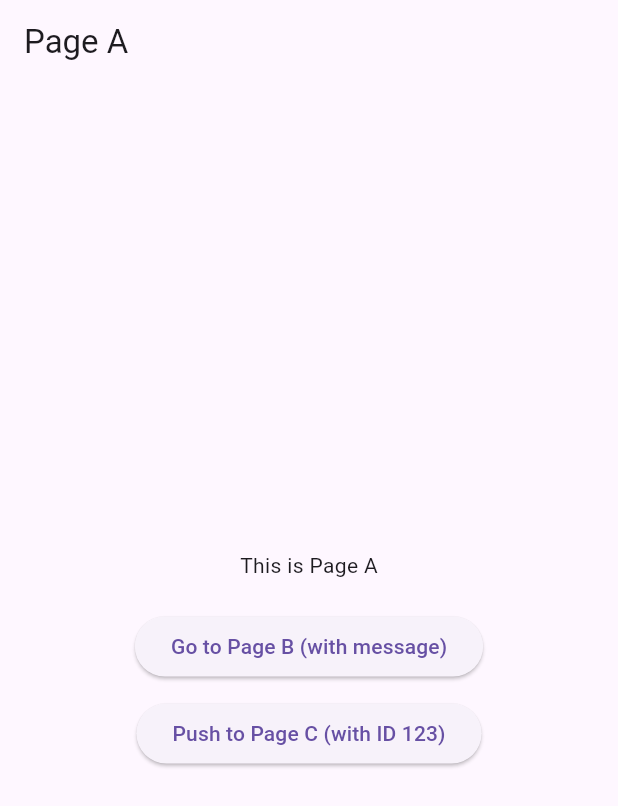
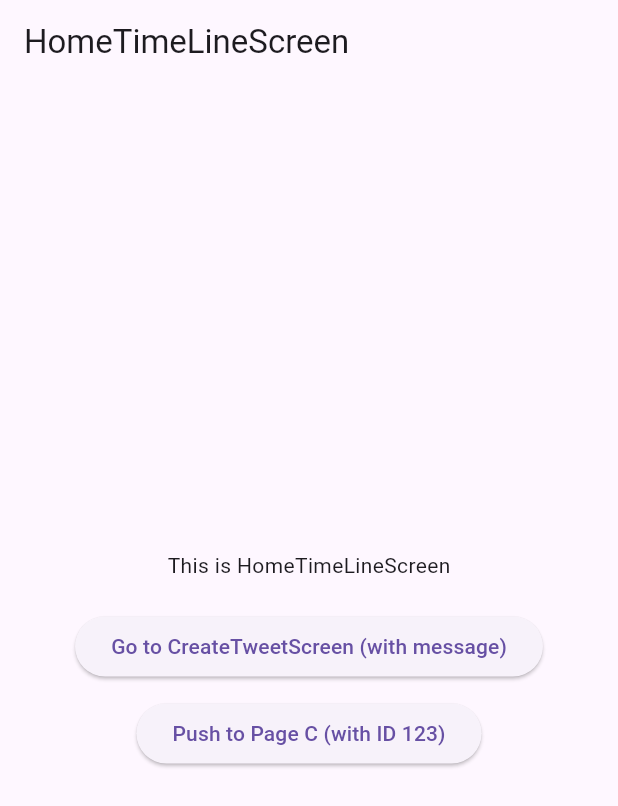
Before and after one commit to YuukiTakahashi-QNQ/sns-app, a Flutter app: the screen it shows after launch, on a phone screen of 412 x 824 dp. Shown: the top 806 px of the screen. Run offline on Flutter 3.47's test engine with Material 3 defaults, Android fonts, the phone set to English and light mode, and no system bars; our stand-ins replace firebase_core, flutter_riverpod, go_router; accounts and stored records are empty.

Commit message:
feat : ファイル名の整理

```diff
--- a/lib/core/router/app_router.dart
+++ b/lib/core/router/app_router.dart
@@ -2,16 +2,17 @@
 import 'package:flutter/material.dart';
 import 'package:go_router/go_router.dart';
 import 'package:flutter_riverpod/flutter_riverpod.dart';
+import 'package:train_sns_app/features/tweet/presentation/pages/create_tweet_screen.dart';
 
 // 画面のプレースホルダ
-import '../../features/timeline/presentation/pages/page_a.dart';
-import '../../features/timeline/presentation/pages/page_b.dart';
-import '../../features/timeline/presentation/pages/page_c.dart';
+import '../../features/tweet/presentation/pages/home_timeline_screen.dart';
+
+import '../../features/tweet/presentation/pages/page_c.dart';
 
 // ルート名を定数で管理
 class AppRouteNames {
-  static const String pageA = 'pageA';
-  static const String pageB = 'pageB';
+  static const String HomeTimeLineScreen = 'HomeTimeLineScreen';
+  static const String CreateTweetScreen = 'CreateTweetScreen';
   static const String pageC = 'pageC';
 }
 
@@ -24,19 +25,19 @@ final goRouterProvider = Provider<GoRouter>((ref) {
     // ルート定義
     routes: <RouteBase>[
       GoRoute(
-        name: AppRouteNames.pageA,
+        name: AppRouteNames.HomeTimeLineScreen,
         path: '/pageA',
         builder: (BuildContext context, GoRouterState state) {
-          return const PageA();
+          return const HomeTimeLineScreen();
         },
       ),
       GoRoute(
-        name: AppRouteNames.pageB,
+        name: AppRouteNames.CreateTweetScreen,
         path: '/pageB',
         builder: (BuildContext context, GoRouterState state) {
           // PageBにパラメータを渡す例 (オプション)
           final message = state.uri.queryParameters['message'];
-          return PageB(message: message);
+          return CreateTweetScreen(message: message);
         },
       ),
       GoRoute(
--- a/lib/features/timeline/presentation/pages/page_b.dart
+++ b/lib/features/tweet/presentation/pages/create_tweet_screen.dart
@@ -1,27 +1,24 @@
-// lib/features/sample_pages/page_b.dart
 import 'package:flutter/material.dart';
 import 'package:flutter_riverpod/flutter_riverpod.dart';
 import 'package:go_router/go_router.dart';
-
 import '../../../../core/router/app_router.dart';
 
-class PageB extends ConsumerWidget {
+class CreateTweetScreen extends ConsumerWidget {
   final String? message;
-  const PageB({super.key, this.message});
+  const CreateTweetScreen({super.key, this.message});
 
   @override
   Widget build(BuildContext context, WidgetRef ref) {
     return Scaffold(
-      appBar: AppBar(title: const Text('Page B')),
+      appBar: AppBar(title: const Text('CreateTweetScreen')),
       body: Center(
         child: Column(
           mainAxisAlignment: MainAxisAlignment.center,
           children: <Widget>[
-            Text(message ?? 'This is Page B (No message)'),
+            Text(message ?? 'This is CreateTweetScreen (No message)'),
             const SizedBox(height: 20),
             ElevatedButton(
               onPressed: () {
-                // Page CへID付きで遷移
                 context.goNamed(
                   AppRouteNames.pageC,
                   pathParameters: {'id': '456'},
@@ -35,11 +32,10 @@ class PageB extends ConsumerWidget {
                 if (context.canPop()) {
                   context.pop();
                 } else {
-                  // 戻れない場合はPageAへ (直接スタックされた場合など)
-                  context.goNamed(AppRouteNames.pageA);
+                  context.goNamed(AppRouteNames.CreateTweetScreen);
                 }
               },
-              child: const Text('Go Back (or to Page A)'),
+              child: const Text('Go Back (or to HomeTimeLineScreen)'),
             ),
           ],
         ),
--- a/lib/features/timeline/presentation/pages/page_a.dart
+++ b/lib/features/tweet/presentation/pages/home_timeline_screen.dart
@@ -1,32 +1,31 @@
-// lib/features/sample_pages/page_a.dart
 import 'package:flutter/material.dart';
 import 'package:flutter_riverpod/flutter_riverpod.dart';
 import 'package:go_router/go_router.dart';
 
 import '../../../../core/router/app_router.dart';
 
-class PageA extends ConsumerWidget {
-  const PageA({super.key});
+class HomeTimeLineScreen extends ConsumerWidget {
+  const HomeTimeLineScreen({super.key});
 
   @override
   Widget build(BuildContext context, WidgetRef ref) {
     return Scaffold(
-      appBar: AppBar(title: const Text('Page A')),
+      appBar: AppBar(title: const Text('HomeTimeLineScreen')),
       body: Center(
         child: Column(
           mainAxisAlignment: MainAxisAlignment.center,
           children: <Widget>[
-            const Text('This is Page A'),
+            const Text('This is HomeTimeLineScreen'),
             const SizedBox(height: 20),
             ElevatedButton(
               onPressed: () {
-                // Page Bへメッセージ付きで遷移
+                // HomeTimeLineScreenへメッセージ付きで遷移
                 context.goNamed(
-                  AppRouteNames.pageB,
-                  queryParameters: {'message': 'Hello from Page A!'},
+                  AppRouteNames.CreateTweetScreen,
+                  queryParameters: {'message': 'Hello from HomeTimeLineScreen!'},
                 );
               },
-              child: const Text('Go to Page B (with message)'),
+              child: const Text('Go to CreateTweetScreen (with message)'),
             ),
             const SizedBox(height: 10),
             ElevatedButton(
--- a/lib/features/timeline/presentation/pages/page_c.dart
+++ b/lib/features/tweet/presentation/pages/page_c.dart
@@ -21,21 +21,18 @@ class PageC extends ConsumerWidget {
             const SizedBox(height: 20),
             ElevatedButton(
               onPressed: () {
-                context.goNamed(AppRouteNames.pageA);
+                context.goNamed(AppRouteNames.HomeTimeLineScreen);
               },
-              child: const Text('Go to Page A'),
+              child: const Text('Go to HomeTimeLineScreen'),
             ),
             const SizedBox(height: 10),
             ElevatedButton(
               onPressed: () {
-                // スタックのトップまで戻る (この例ではPageAまで戻ることが多い)
                 while(context.canPop()) {
                   context.pop();
                 }
-                // もし特定の場所に戻りたい場合は、goNamedを使う
-                // context.goNamed(AppRouteNames.pageA);
               },
-              child: const Text('Pop to Top (or Go to Page A)'),
+              child: const Text('Pop to Top (or Go to HomeTimeLineScreen)'),
             ),
           ],
         ),
```
